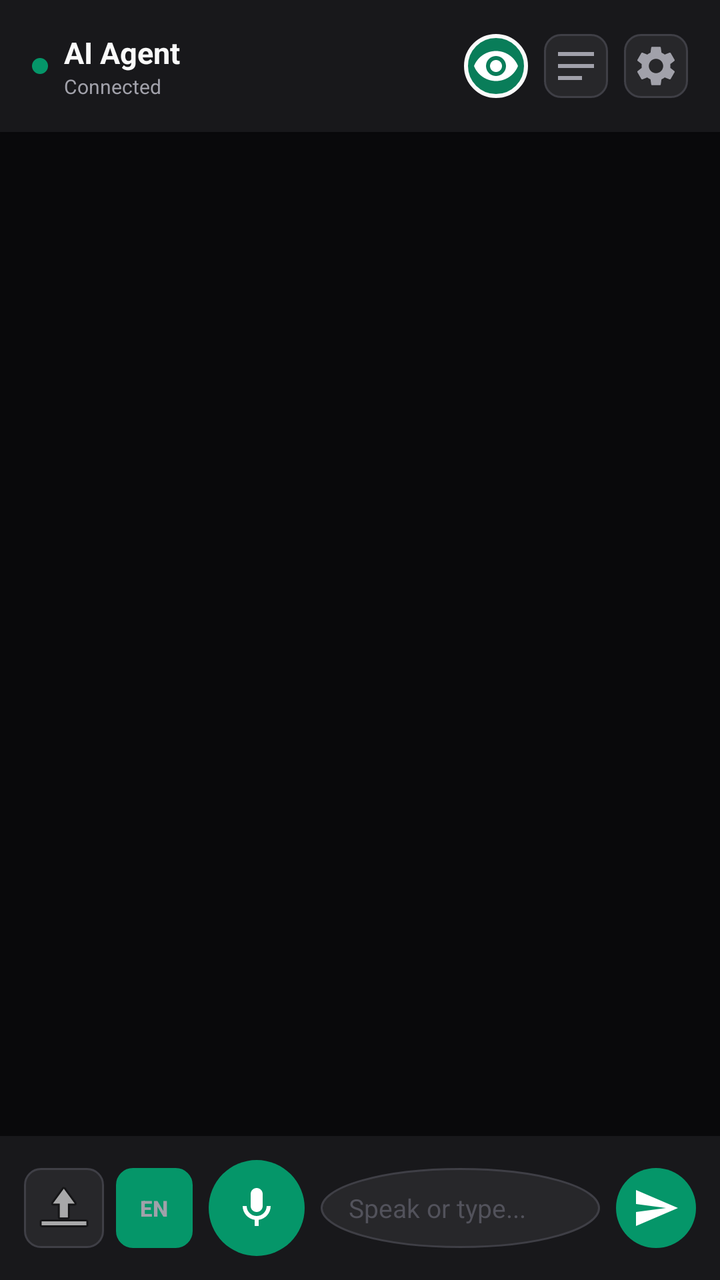
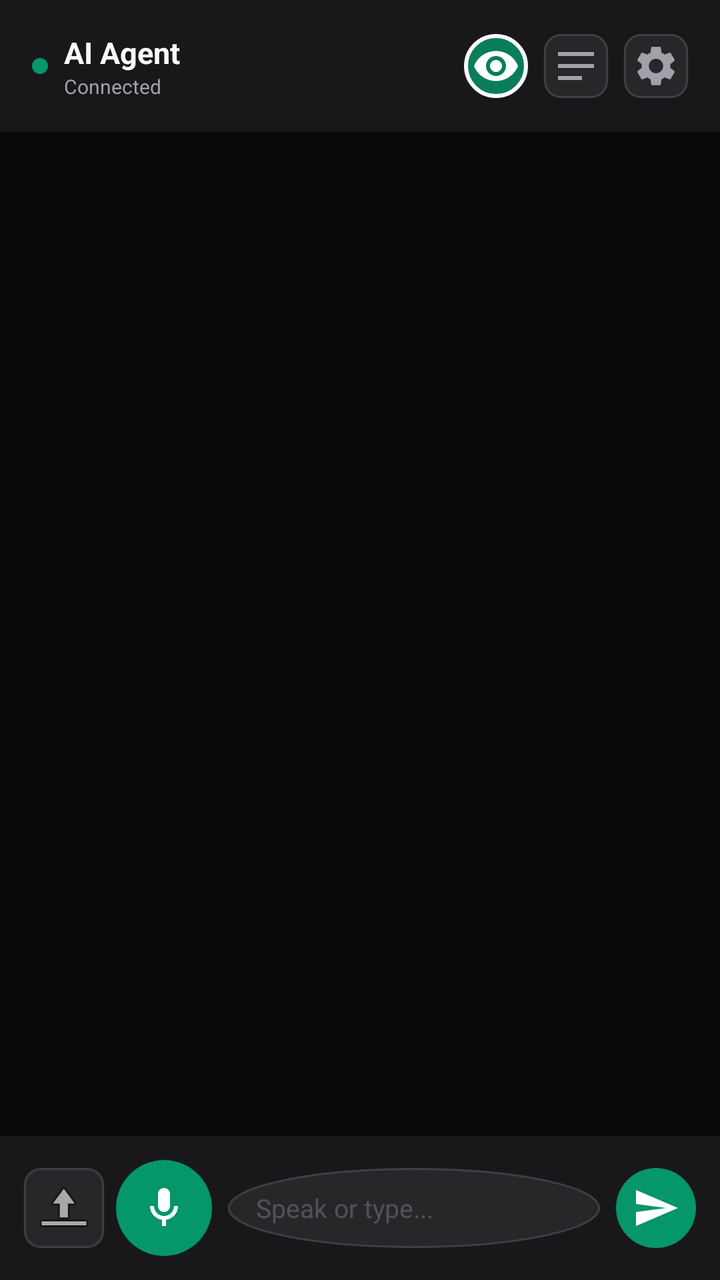

Compare the two renders of this Android layout. The source of the first and the diff that turns it into the second are given below.
<!-- AndroidManifest.xml: application theme Theme.AIAgent -->
<!-- res/layout/activity_main.xml -->
<?xml version="1.0" encoding="utf-8"?>
<androidx.constraintlayout.widget.ConstraintLayout
    xmlns:android="http://schemas.android.com/apk/res/android"
    xmlns:app="http://schemas.android.com/apk/res-auto"
    android:layout_width="match_parent"
    android:layout_height="match_parent"
    android:background="@color/bg_dark"
    android:fitsSystemWindows="true">

    
    <LinearLayout
        android:id="@+id/header"
        android:layout_width="match_parent"
        android:layout_height="wrap_content"
        android:orientation="horizontal"
        android:gravity="center_vertical"
        android:padding="16dp"
        android:background="@color/bg_surface"
        android:elevation="2dp"
        app:layout_constraintTop_toTopOf="parent">

        <View
            android:id="@+id/statusDot"
            android:layout_width="8dp"
            android:layout_height="8dp"
            android:background="@drawable/status_dot"
            android:layout_marginEnd="8dp" />

        <LinearLayout
            android:layout_width="0dp"
            android:layout_height="wrap_content"
            android:layout_weight="1"
            android:orientation="vertical">

            <TextView
                android:layout_width="wrap_content"
                android:layout_height="wrap_content"
                android:text="@string/app_name"
                android:textColor="@color/text_primary"
                android:textSize="15sp"
                android:textStyle="bold" />

            <TextView
                android:id="@+id/statusText"
                android:layout_width="wrap_content"
                android:layout_height="wrap_content"
                android:text="@string/status_connected"
                android:textColor="@color/text_secondary"
                android:textSize="10sp" />
        </LinearLayout>

        <Button
            android:id="@+id/stopSpeakBtn"
            android:layout_width="wrap_content"
            android:layout_height="32dp"
            android:text="@string/stop_speaking"
            android:textSize="11sp"
            android:textColor="@color/accent_emerald_light"
            android:background="@drawable/stop_button_bg"
            android:paddingStart="12dp"
            android:paddingEnd="12dp"
            android:visibility="gone" />

        <ImageButton
            android:id="@+id/overlayBtn"
            android:layout_width="32dp"
            android:layout_height="32dp"
            android:src="@drawable/ic_eye"
            android:background="@drawable/overlay_button_bg"
            android:contentDescription="Toggle floating button"
            android:layout_marginStart="8dp" />

        <ImageButton
            android:id="@+id/rulesBtn"
            android:layout_width="32dp"
            android:layout_height="32dp"
            android:src="@drawable/ic_rules"
            android:background="@drawable/control_button_bg"
            android:contentDescription="Rules and scheduled tasks"
            android:layout_marginStart="8dp" />

        <ImageButton
            android:id="@+id/settingsBtn"
            android:layout_width="32dp"
            android:layout_height="32dp"
            android:src="@drawable/ic_settings"
            android:background="@drawable/control_button_bg"
            android:contentDescription="Settings"
            android:layout_marginStart="8dp" />
    </LinearLayout>

    
    <androidx.recyclerview.widget.RecyclerView
        android:id="@+id/messagesList"
        android:layout_width="match_parent"
        android:layout_height="0dp"
        android:clipToPadding="false"
        android:padding="16dp"
        android:scrollbars="vertical"
        app:layout_constraintTop_toBottomOf="@id/header"
        app:layout_constraintBottom_toTopOf="@id/interimText" />

    
    <TextView
        android:id="@+id/interimText"
        android:layout_width="match_parent"
        android:layout_height="wrap_content"
        android:paddingHorizontal="16dp"
        android:paddingBottom="4dp"
        android:textColor="@color/accent_emerald_light"
        android:textStyle="italic"
        android:textSize="11sp"
        android:visibility="gone"
        app:layout_constraintBottom_toTopOf="@id/footer" />

    
    <LinearLayout
        android:id="@+id/footer"
        android:layout_width="match_parent"
        android:layout_height="wrap_content"
        android:orientation="horizontal"
        android:gravity="center_vertical"
        android:padding="12dp"
        android:background="@color/bg_surface"
        app:layout_constraintBottom_toBottomOf="parent">

        <ImageButton
            android:id="@+id/attachBtn"
            android:layout_width="40dp"
            android:layout_height="40dp"
            android:src="@android:drawable/ic_menu_upload"
            android:background="@drawable/control_button_bg"
            android:contentDescription="Attach file"
            android:layout_marginEnd="6dp" />

        <Button
            android:id="@+id/langBtn"
            android:layout_width="wrap_content"
            android:layout_height="40dp"
            android:minWidth="0dp"
            android:text="EN"
            android:textSize="11sp"
            android:textStyle="bold"
            android:textColor="@color/text_secondary"
            android:background="@drawable/control_button_bg"
            android:paddingStart="12dp"
            android:paddingEnd="12dp"
            android:layout_marginEnd="8dp" />

        <ImageButton
            android:id="@+id/voiceBtn"
            android:layout_width="48dp"
            android:layout_height="48dp"
            android:src="@drawable/ic_mic"
            android:background="@drawable/voice_button_bg"
            android:contentDescription="@string/voice_input"
            android:layout_marginEnd="8dp" />

        <EditText
            android:id="@+id/textInput"
            android:layout_width="0dp"
            android:layout_height="40dp"
            android:layout_weight="1"
            android:hint="@string/hint_speak"
            android:textColorHint="@color/text_muted"
            android:textColor="@color/text_primary"
            android:textSize="13sp"
            android:background="@drawable/input_bg"
            android:paddingStart="14dp"
            android:paddingEnd="14dp"
            android:singleLine="true"
            android:imeOptions="actionSend"
            android:inputType="text" />

        <ImageButton
            android:id="@+id/sendBtn"
            android:layout_width="40dp"
            android:layout_height="40dp"
            android:src="@drawable/ic_send"
            android:background="@drawable/send_button_bg"
            android:contentDescription="@string/send"
            android:enabled="false"
            android:layout_marginStart="8dp" />
    </LinearLayout>

</androidx.constraintlayout.widget.ConstraintLayout>
<!-- resources referenced by this layout -->
<resources>
  <color name="accent_emerald_light">#FF10B981</color>
  <color name="bg_dark">#FF09090B</color>
  <color name="bg_surface">#FF18181B</color>
  <color name="text_muted">#FF52525B</color>
  <color name="text_primary">#FFFAFAFA</color>
  <color name="text_secondary">#FFA1A1AA</color>
  <!-- drawable control_button_bg (drawable) -->
  <shape xmlns:android="http://schemas.android.com/apk/res/android" android:shape="rectangle">
      <solid android:color="@color/bg_surface_variant" />
      <stroke android:width="1dp" android:color="@color/border" />
      <corners android:radius="8dp" />
  </shape>
  <!-- drawable ic_rules (drawable) -->
  <vector xmlns:android="http://schemas.android.com/apk/res/android"
      android:width="24dp"
      android:height="24dp"
      android:viewportWidth="24"
      android:viewportHeight="24"
      android:tint="@color/text_secondary">
      <path
          android:fillColor="@color/text_secondary"
          android:pathData="M3,5h18v2H3V5zM3,11h18v2H3v-2zM3,17h12v2H3v-2z" />
  </vector>
  <!-- drawable ic_send (drawable) -->
  <vector xmlns:android="http://schemas.android.com/apk/res/android"
      android:width="24dp"
      android:height="24dp"
      android:viewportWidth="24"
      android:viewportHeight="24"
      android:tint="@android:color/white">
      <path
          android:fillColor="@android:color/white"
          android:pathData="M2.01,21L23,12 2.01,3 2,10l15,2 -15,2z" />
  </vector>
  <!-- drawable input_bg (drawable) -->
  <shape xmlns:android="http://schemas.android.com/apk/res/android" android:shape="oval">
      <solid android:color="@color/bg_surface_variant" />
      <stroke android:width="1dp" android:color="@color/border" />
      <corners android:radius="20dp" />
  </shape>
  <!-- drawable overlay_button_bg (drawable) -->
  <shape xmlns:android="http://schemas.android.com/apk/res/android" android:shape="oval">
      <solid android:color="#CC059669" />
      <stroke android:width="2dp" android:color="#FFFAFAFA" />
      <size android:width="48dp" android:height="48dp" />
  </shape>
  <!-- drawable send_button_bg (drawable) -->
  <shape xmlns:android="http://schemas.android.com/apk/res/android" android:shape="oval">
      <solid android:color="@color/accent_emerald" />
  </shape>
  <!-- drawable status_dot (drawable) -->
  <shape xmlns:android="http://schemas.android.com/apk/res/android" android:shape="oval">
      <solid android:color="@color/accent_emerald" />
  </shape>
  <!-- drawable stop_button_bg (drawable) -->
  <shape xmlns:android="http://schemas.android.com/apk/res/android" android:shape="rectangle">
      <solid android:color="@color/bg_surface_variant" />
      <stroke android:width="1dp" android:color="@color/accent_emerald" />
      <corners android:radius="9999dp" />
  </shape>
  <!-- drawable voice_button_bg (drawable) -->
  <shape xmlns:android="http://schemas.android.com/apk/res/android" android:shape="oval">
      <solid android:color="@color/accent_emerald" />
  </shape>
  <string name="app_name">AI Agent</string>
  <string name="hint_speak">Speak or type...</string>
  <string name="send">Send</string>
  <string name="status_connected">Connected</string>
  <string name="stop_speaking">Stop speaking</string>
  <string name="voice_input">Voice input</string>
  <style name="Theme.AIAgent" parent="Theme.Material3.Dark.NoActionBar">
          <item name="colorPrimary">@color/accent_emerald</item>
          <item name="colorPrimaryVariant">@color/accent_emerald_light</item>
          <item name="colorOnPrimary">@android:color/white</item>
          <item name="android:windowBackground">@color/bg_dark</item>
          <item name="android:statusBarColor">@color/bg_surface</item>
          <item name="android:navigationBarColor">@color/bg_surface</item>
      </style>
  <color name="bg_surface_variant">#FF27272A</color>
  <color name="border">#FF3F3F46</color>
  <color name="accent_emerald">#FF059669</color>
  <!-- unchanged entries left out for length: 3 -->
</resources>

<!-- the commit's change to res/layout/activity_main.xml (unified diff, before → after) -->
@@ -133,27 +133,13 @@
             android:contentDescription="Attach file"
             android:layout_marginEnd="6dp" />
 
-        <Button
-            android:id="@+id/langBtn"
-            android:layout_width="wrap_content"
-            android:layout_height="40dp"
-            android:minWidth="0dp"
-            android:text="EN"
-            android:textSize="11sp"
-            android:textStyle="bold"
-            android:textColor="@color/text_secondary"
-            android:background="@drawable/control_button_bg"
-            android:paddingStart="12dp"
-            android:paddingEnd="12dp"
-            android:layout_marginEnd="8dp" />
-
         <ImageButton
-            android:id="@+id/voiceBtn"
+            android:id="@+id/googleVoiceBtn"
             android:layout_width="48dp"
             android:layout_height="48dp"
             android:src="@drawable/ic_mic"
             android:background="@drawable/voice_button_bg"
-            android:contentDescription="@string/voice_input"
+            android:contentDescription="Google voice input"
             android:layout_marginEnd="8dp" />
 
         <EditText
<!-- resource entries referenced after the edit -->
@@ -69,7 +69,6 @@
   <string name="send">Send</string>
   <string name="status_connected">Connected</string>
   <string name="stop_speaking">Stop speaking</string>
-  <string name="voice_input">Voice input</string>
   <style name="Theme.AIAgent" parent="Theme.Material3.Dark.NoActionBar">
           <item name="colorPrimary">@color/accent_emerald</item>
           <item name="colorPrimaryVariant">@color/accent_emerald_light</item>
